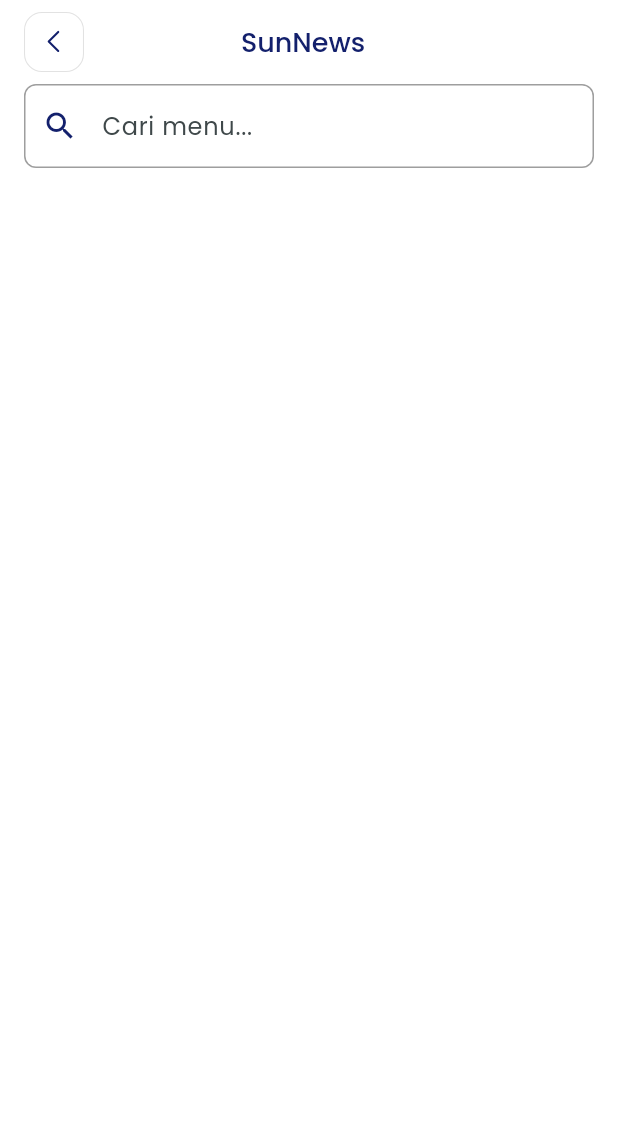
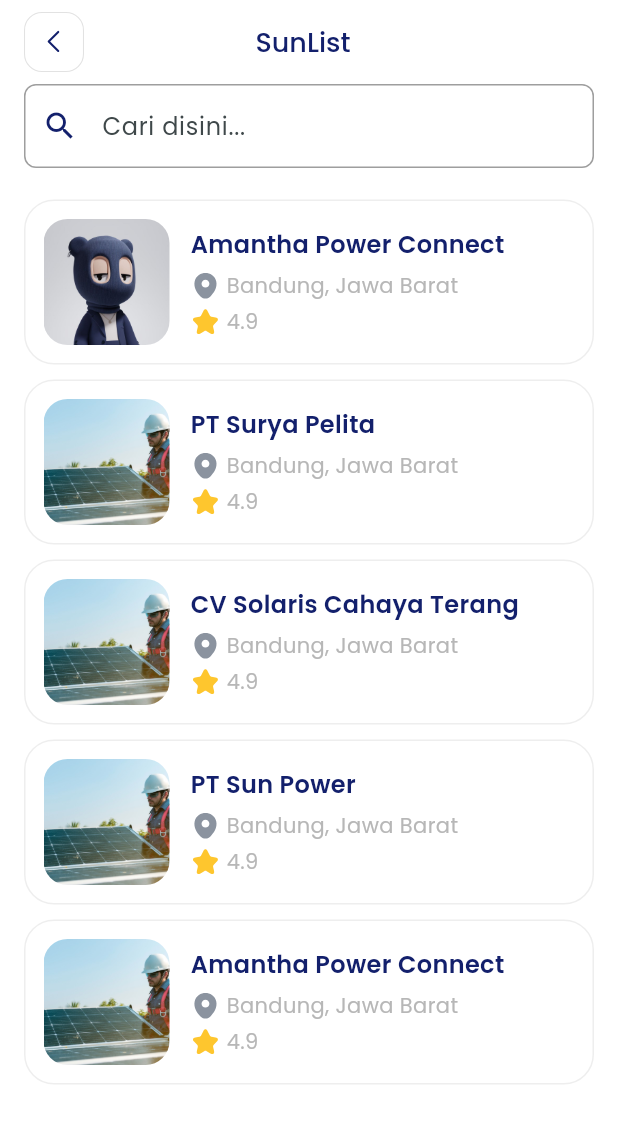
Before and after one commit to fauzihub13/sunmate, a Flutter app: the screen it shows after launch, after a tap on "Selengkapnya", on a phone screen of 412 x 824 dp. Shown: the top 1123 px of the screen. Run offline on Flutter 3.47's test engine with Material 3 defaults, Android fonts, the phone set to English and light mode, and no system bars; our stand-ins replace flutter_svg.

Commit message:
feat: vendor list page

```diff
--- a/lib/src/core/components/search_bar.dart
+++ b/lib/src/core/components/search_bar.dart
@@ -19,7 +19,7 @@
           child: SearchInput(
             controller: controller,
             onChanged: onChanged,
-            hintText: 'Cari menu...',
+            hintText: 'Cari disini...',
           ),
         ),
       ],
--- a/lib/src/data/models/vendor.dart
+++ b/lib/src/data/models/vendor.dart
@@ -43,7 +43,7 @@
       ]),
   Vendor(
       id: 1,
-      name: 'Amantha Power Connect',
+      name: 'PT Surya Pelita',
       location: 'Bandung, Jawa Barat',
       description:
           'Blue Nature is a 5 star complemented with 80 well bedroom and suit, modern residence in a very strategic location from the city center. Blue Nature is a 5 star complemented with 80 well bedroom and suit, modern residence in a very strategic location from the city center. Blue Nature is a 5 star complemented with 80 well bedroom and suit.',
@@ -66,7 +66,7 @@
       ]),
   Vendor(
       id: 1,
-      name: 'Amantha Power Connect',
+      name: 'CV Solaris Cahaya Terang',
       location: 'Bandung, Jawa Barat',
       description:
           'Blue Nature is a 5 star complemented with 80 well bedroom and suit, modern residence in a very strategic location from the city center. Blue Nature is a 5 star complemented with 80 well bedroom and suit, modern residence in a very strategic location from the city center. Blue Nature is a 5 star complemented with 80 well bedroom and suit.',
@@ -89,7 +89,7 @@
       ]),
   Vendor(
       id: 1,
-      name: 'Amantha Power Connect',
+      name: 'PT Sun Power',
       location: 'Bandung, Jawa Barat',
       description:
           'Blue Nature is a 5 star complemented with 80 well bedroom and suit, modern residence in a very strategic location from the city center. Blue Nature is a 5 star complemented with 80 well bedroom and suit, modern residence in a very strategic location from the city center. Blue Nature is a 5 star complemented with 80 well bedroom and suit.',
--- a/lib/src/presentation/sunlist/pages/vendor_list_page.dart
+++ b/lib/src/presentation/sunlist/pages/vendor_list_page.dart
@@ -1,6 +1,7 @@
 import 'package:flutter/material.dart';
 import 'package:flutter_sunmate/src/core/components/custom_appbar.dart';
 import 'package:flutter_sunmate/src/core/components/search_bar.dart';
+import 'package:flutter_sunmate/src/core/components/vendor_card.dart';
 import 'package:flutter_sunmate/src/data/models/vendor.dart';
 
 class VendorListPage extends StatelessWidget {
@@ -11,31 +12,66 @@
     return LayoutBuilder(
         builder: (BuildContext context, BoxConstraints constraints) {
       if (constraints.maxWidth <= 600) {
-        return MobileView();
+        return const MobileView();
       } else {
-        return MobileView();
+        return const MobileView();
       }
     });
   }
 }
 
-class MobileView extends StatelessWidget {
-  final searchController = TextEditingController();
+class MobileView extends StatefulWidget {
+  const MobileView({super.key});
 
-  MobileView({super.key});
+  @override
+  State<MobileView> createState() => _MobileViewState();
+}
+
+class _MobileViewState extends State<MobileView> {
+  final TextEditingController searchController = TextEditingController();
   List<Vendor> searchResults = [];
-  final List<Vendor> products = vendorList;
+  final List<Vendor> vendors = vendorList;
+
+  @override
+  void initState() {
+    super.initState();
+    searchResults = vendors; // Tampilkan semua vendor secara default
+  }
+
+  void _onSearchChanged(String value) {
+    setState(() {
+      searchResults = vendors
+          .where((e) => e.name.toLowerCase().contains(value.toLowerCase()))
+          .toList();
+    });
+  }
 
   @override
   Widget build(BuildContext context) {
     return Scaffold(
-      appBar: const CustomAppbar(title: 'SunNews', canBack: true),
+      appBar: const CustomAppbar(title: 'SunList', canBack: true),
       body: Padding(
         padding: const EdgeInsets.symmetric(horizontal: 16.0),
         child: Column(
           children: [
             CustomSearchBar(
               controller: searchController,
+              onChanged: _onSearchChanged,
+            ),
+            const SizedBox(height: 16.0),
+            Expanded(
+              child: searchResults.isEmpty
+                  ? const Center(child: Text('Tidak ada hasil ditemukan.'))
+                  : ListView.builder(
+                      itemCount: searchResults.length,
+                      itemBuilder: (context, index) {
+                        final Vendor vendor = searchResults[index];
+                        return Padding(
+                          padding: const EdgeInsets.symmetric(vertical: 5.0),
+                          child: VendorCard(data: vendor),
+                        );
+                      },
+                    ),
             ),
           ],
         ),
```
